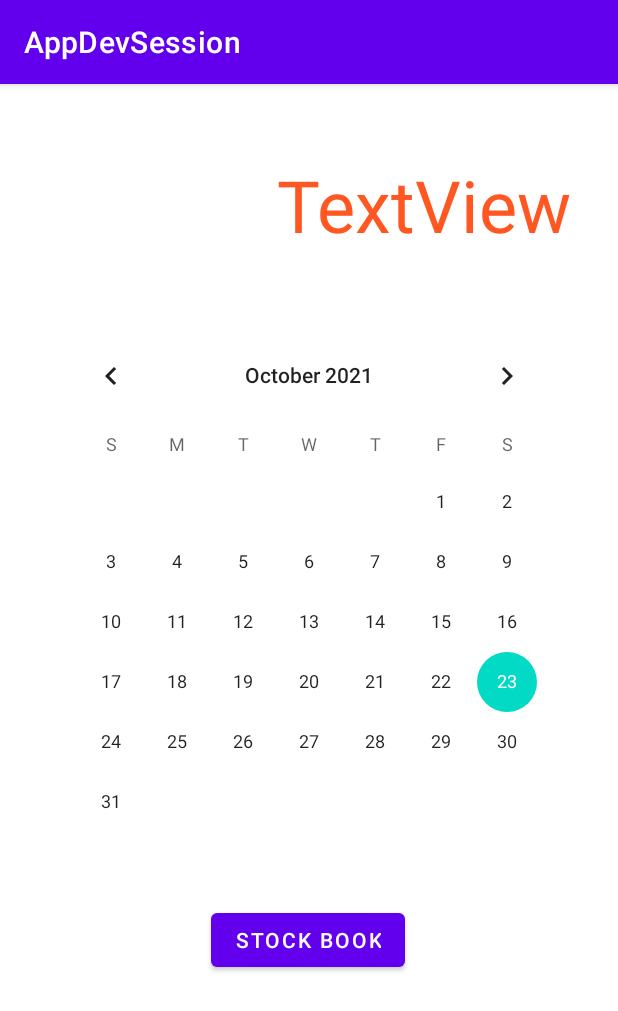
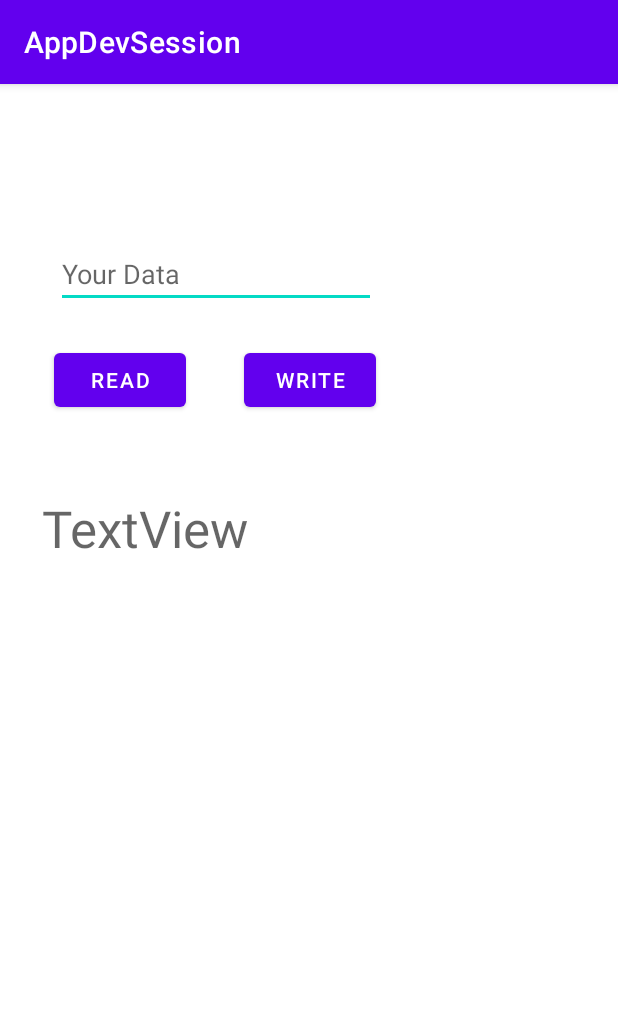
Before and after one commit to aniruddhha/android-app-development-14b3ddcb480c4b04bfbd812b064a0476, an Android app: the screen it shows after launch (AgeCalculatorActivity before the commit, FilesActivity after it), on a phone screen of 412 x 824 dp. Shown: the top 1011 px of the screen. Run offline under Robolectric (Android 15) with nearby library versions, the phone set to English and light mode, and no system bars.

Commit message:
file read and write

```diff
--- a/app/src/main/java/com/aniruddha/kudalkar/appdevsession/AgeCalculatorActivity.java
+++ b/app/src/main/java/com/aniruddha/kudalkar/appdevsession/week1/AgeCalculatorActivity.java
@@ -1,4 +1,4 @@
-package com.aniruddha.kudalkar.appdevsession;
+package com.aniruddha.kudalkar.appdevsession.week1;
 
 import androidx.appcompat.app.AppCompatActivity;
 
@@ -8,6 +8,8 @@ import android.os.Bundle;
 import android.widget.Button;
 import android.widget.CalendarView;
 import android.widget.TextView;
+
+import com.aniruddha.kudalkar.appdevsession.R;
 
 import java.util.Calendar;
 
--- a/app/src/main/java/com/aniruddha/kudalkar/appdevsession/MainActivity.java
+++ b/app/src/main/java/com/aniruddha/kudalkar/appdevsession/week1/MainActivity.java
@@ -1,4 +1,4 @@
-package com.aniruddha.kudalkar.appdevsession;
+package com.aniruddha.kudalkar.appdevsession.week1;
 
 import androidx.appcompat.app.AppCompatActivity;
 
@@ -6,6 +6,8 @@ import android.os.Bundle;
 import android.util.Log;
 import android.widget.EditText;
 import android.widget.TextView;
+
+import com.aniruddha.kudalkar.appdevsession.R;
 
 public class MainActivity extends AppCompatActivity {
 
--- a/app/src/main/java/com/aniruddha/kudalkar/appdevsession/StockBookActivity.java
+++ b/app/src/main/java/com/aniruddha/kudalkar/appdevsession/week1/StockBookActivity.java
@@ -1,8 +1,10 @@
-package com.aniruddha.kudalkar.appdevsession;
+package com.aniruddha.kudalkar.appdevsession.week1;
 
 import androidx.appcompat.app.AppCompatActivity;
 
 import android.os.Bundle;
+
+import com.aniruddha.kudalkar.appdevsession.R;
 
 public class StockBookActivity extends AppCompatActivity {
 
--- a/app/src/main/res/layout/activity_age_calculator.xml
+++ b/app/src/main/res/layout/activity_age_calculator.xml
@@ -4,7 +4,7 @@
     xmlns:tools="http://schemas.android.com/tools"
     android:layout_width="match_parent"
     android:layout_height="match_parent"
-    tools:context=".AgeCalculatorActivity">
+    tools:context=".week1.AgeCalculatorActivity">
 
     <CalendarView
         android:id="@+id/calBd"
--- /dev/null
+++ b/app/src/main/res/layout/activity_files.xml
@@ -0,0 +1,54 @@
+<?xml version="1.0" encoding="utf-8"?>
+<androidx.constraintlayout.widget.ConstraintLayout xmlns:android="http://schemas.android.com/apk/res/android"
+    xmlns:app="http://schemas.android.com/apk/res-auto"
+    xmlns:tools="http://schemas.android.com/tools"
+    android:layout_width="match_parent"
+    android:layout_height="match_parent"
+    tools:context=".week2.FilesActivity">
+
+    <EditText
+        android:id="@+id/etDt"
+        android:layout_width="wrap_content"
+        android:layout_height="wrap_content"
+        android:layout_marginTop="104dp"
+        android:ems="10"
+        android:hint="Your Data"
+        android:inputType="textPersonName"
+        app:layout_constraintEnd_toEndOf="parent"
+        app:layout_constraintHorizontal_bias="0.189"
+        app:layout_constraintStart_toStartOf="parent"
+        app:layout_constraintTop_toTopOf="parent" />
+
+    <Button
+        android:id="@+id/btRd"
+        android:layout_width="wrap_content"
+        android:layout_height="wrap_content"
+        android:layout_marginStart="36dp"
+        android:layout_marginTop="24dp"
+        android:text="Read"
+        app:layout_constraintStart_toStartOf="parent"
+        app:layout_constraintTop_toBottomOf="@+id/etDt"
+        tools:text="Read" />
+
+    <Button
+        android:id="@+id/btWr"
+        android:layout_width="wrap_content"
+        android:layout_height="wrap_content"
+        android:layout_marginTop="24dp"
+        android:text="Write"
+        app:layout_constraintEnd_toEndOf="@+id/etDt"
+        app:layout_constraintTop_toBottomOf="@+id/etDt"
+        tools:text="Write" />
+
+    <TextView
+        android:id="@+id/txtDt"
+        android:layout_width="wrap_content"
+        android:layout_height="wrap_content"
+        android:layout_marginTop="52dp"
+        android:text="TextView"
+        android:textAppearance="@style/TextAppearance.AppCompat.Display1"
+        app:layout_constraintEnd_toEndOf="parent"
+        app:layout_constraintHorizontal_bias="0.101"
+        app:layout_constraintStart_toStartOf="parent"
+        app:layout_constraintTop_toBottomOf="@+id/btRd" />
+</androidx.constraintlayout.widget.ConstraintLayout>
--- a/app/src/main/res/layout/activity_main.xml
+++ b/app/src/main/res/layout/activity_main.xml
@@ -4,7 +4,7 @@
     xmlns:tools="http://schemas.android.com/tools"
     android:layout_width="match_parent"
     android:layout_height="match_parent"
-    tools:context=".MainActivity">
+    tools:context=".week1.MainActivity">
 
     <Button
         android:id="@+id/btAdd"
--- a/app/src/main/res/layout/activity_stock_book.xml
+++ b/app/src/main/res/layout/activity_stock_book.xml
@@ -5,7 +5,7 @@
     android:layout_width="match_parent"
     android:layout_height="match_parent"
     android:background="@color/teal_700"
-    tools:context=".StockBookActivity">
+    tools:context=".week1.StockBookActivity">
 
     <TextView
         android:id="@+id/textView"
```
Also changed, not shown: app/src/main/AndroidManifest.xml (+14 -6 lines), app/src/main/java/com/aniruddha/kudalkar/appdevsession/week2/FilesActivity.java (added, +61 -0 lines).
